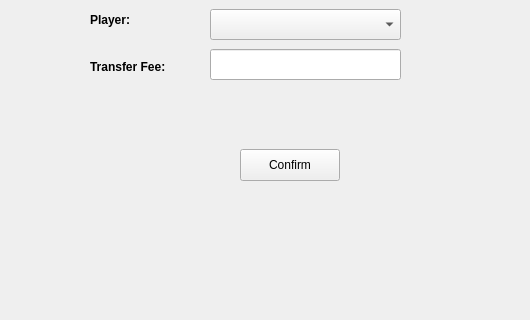
This is addtransferlist.ui in TNT57/FootballClubManagementSystem as Qt 5 draws it before an edit; both pictures show x 0 to 530 and y 111 to 431 of the 613 by 431 pixel window. The edited form follows.
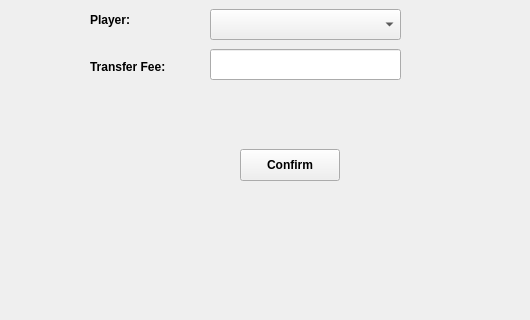
This is the edited form.

```diff
--- a/addtransferlist.ui
+++ b/addtransferlist.ui
@@ -61,6 +61,14 @@
      <height>32</height>
     </rect>
    </property>
+   <property name="font">
+    <font>
+     <bold>true</bold>
+    </font>
+   </property>
+   <property name="toolTip">
+    <string>Click here once finished entering details.</string>
+   </property>
    <property name="text">
     <string>Confirm</string>
    </property>
```
Left out of the diff: 3 changed lines with no effect on the pictures.
